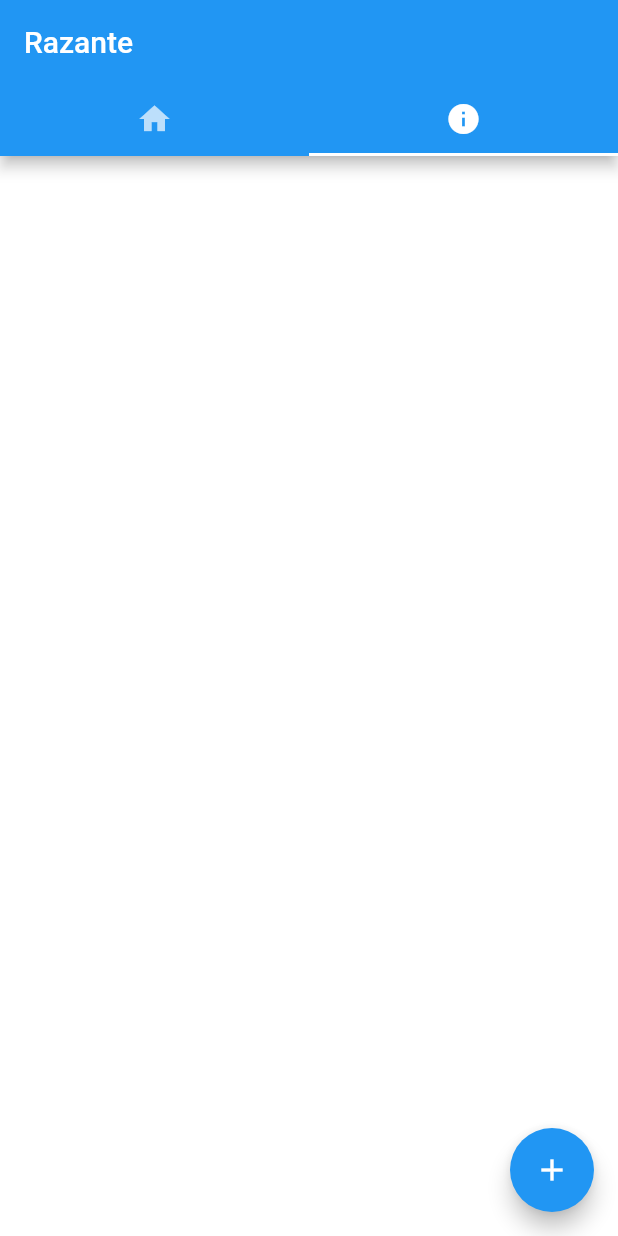
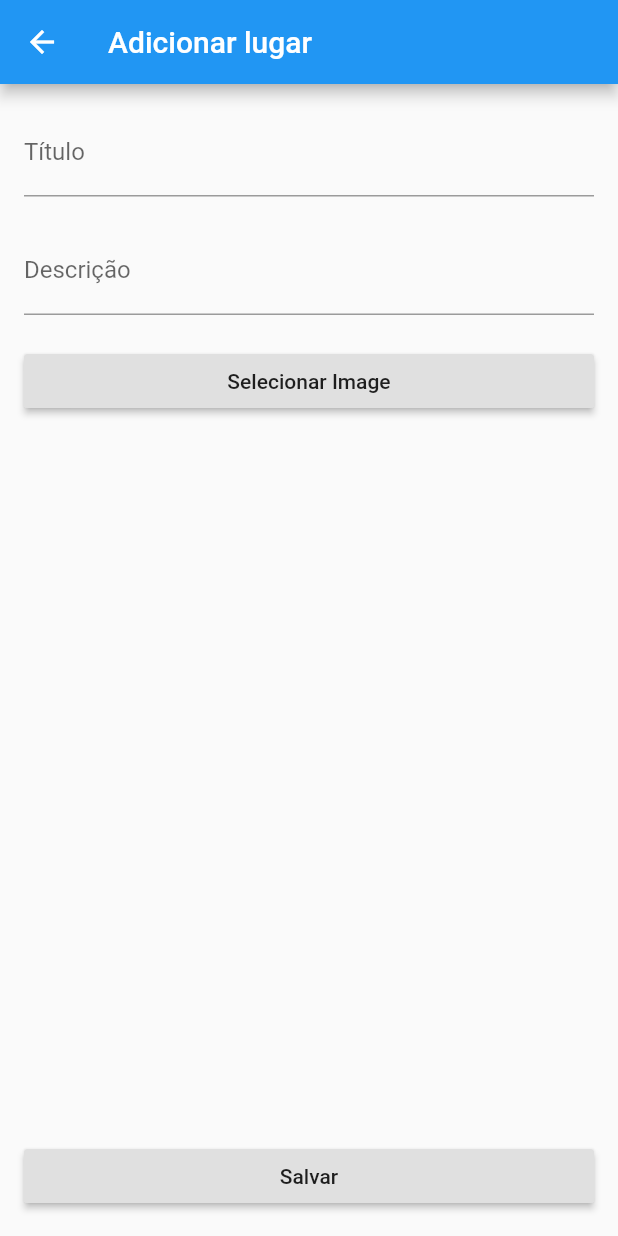
Before and after one commit to FelipeQueFez/razante, a Flutter app: the screen it shows after launch, tab 2 chosen, after a tap on the "add" icon, on a phone screen of 412 x 824 dp. Run offline on Flutter 3.47's test engine with Material 2 defaults, Android fonts, the phone set to English and light mode, and no system bars; our stand-ins replace cloud_firestore, image_picker; accounts and stored records are empty; network calls fail.

Commit message:
in development

```diff
--- a/lib/main.dart
+++ b/lib/main.dart
@@ -1,5 +1,5 @@
 import 'package:flutter/material.dart';
-import 'package:razante/views/home/home.dart';
+import 'package:razante/views/home/home_page.dart';
 
 void main() => runApp(MyApp());
 
@@ -11,7 +11,7 @@ class MyApp extends StatelessWidget {
       theme: ThemeData(
         primarySwatch: Colors.blue,
       ),
-      home: Home()
+      home: HomePage()
     );
   }
 }
--- /dev/null
+++ b/lib/modules/models/place_model.dart
@@ -0,0 +1,5 @@
+class PlaceModel {
+  String title;
+  String description;
+  String url;
+}
--- a/lib/views/home/home.dart
+++ b/lib/views/home/home_page.dart
@@ -1,8 +1,9 @@
 import 'package:flutter/material.dart';
 import 'package:razante/views/home/widgets/info.dart';
 import 'package:razante/views/home/widgets/list_items.dart';
+import 'package:razante/views/place/place_add_page.dart';
 
-class Home extends StatelessWidget {
+class HomePage extends StatelessWidget {
   @override
   Widget build(BuildContext context) {
     return DefaultTabController(
@@ -31,7 +32,10 @@ class Home extends StatelessWidget {
         ),
         floatingActionButton: FloatingActionButton(
           onPressed: () {
-
+            Navigator.push(
+              context,
+              MaterialPageRoute(builder: (context) => PlaceAddPage()),
+            );
           },
           child: Icon(Icons.add),
         ),
--- a/lib/views/home/widgets/item.dart
+++ b/lib/views/home/widgets/item.dart
@@ -1,7 +1,14 @@
 import 'package:cached_network_image/cached_network_image.dart';
 import 'package:flutter/material.dart';
+import 'package:razante/modules/models/place_model.dart';
 
 class Item extends StatelessWidget {
+  final PlaceModel model;
+  final bool withDescription;
+
+  const Item({Key key, @required this.model, this.withDescription = true})
+      : super(key: key);
+
   @override
   Widget build(BuildContext context) {
     return Card(
@@ -11,14 +18,16 @@ class Item extends StatelessWidget {
         children: <Widget>[
           CachedNetworkImage(
             fit: BoxFit.fill,
-            imageUrl: "https://placeimg.com/640/480/any",
+            imageUrl: model.url,
             placeholder: (context, url) => CircularProgressIndicator(),
             errorWidget: (context, url, error) => Icon(Icons.error),
           ),
-          Container(
-            margin: EdgeInsets.all(10),
-            child: Text('test'),
-          )
+          withDescription
+              ? Container(
+                  margin: EdgeInsets.all(10),
+                  child: Text(model.title),
+                )
+              : Container(),
         ],
       ),
       shape: RoundedRectangleBorder(
--- a/lib/views/home/widgets/list_items.dart
+++ b/lib/views/home/widgets/list_items.dart
@@ -1,4 +1,5 @@
 import 'package:flutter/material.dart';
+import 'package:razante/modules/models/place_model.dart';
 import 'package:razante/views/home/widgets/item.dart';
 
 class ListItems extends StatelessWidget {
@@ -8,7 +9,12 @@ class ListItems extends StatelessWidget {
       padding: const EdgeInsets.all(16),
       itemCount: 5,
       itemBuilder: (context, i) {
-        return Item();
+        var model = new PlaceModel();
+        model.description = "Test";
+        model.title = "Test";
+        model.url = "https://placeimg.com/640/480/any";
+
+        return Item(model: model,);
       },
     );
   }
--- /dev/null
+++ b/lib/views/place/place_add_page.dart
@@ -0,0 +1,82 @@
+import 'package:flutter/material.dart';
+import 'package:flutter/rendering.dart';
+import 'package:razante/modules/shared/image_service.dart';
+
+class PlaceAddPage extends StatefulWidget {
+  @override
+  _PlaceAddPageState createState() => _PlaceAddPageState();
+}
+
+class _PlaceAddPageState extends State<PlaceAddPage> {
+  TextEditingController _titleController;
+  TextEditingController _descriptionController;
+
+  @override
+  void initState() {
+    _titleController = TextEditingController();
+    _descriptionController = TextEditingController();
+    super.initState();
+  }
+
+  @override
+  void dispose() {
+    _titleController.dispose();
+    _descriptionController.dispose();
+    super.dispose();
+  }
+
+  @override
+  Widget build(BuildContext context) {
+    return Scaffold(
+      appBar: AppBar(
+        title: Text("Adicionar lugar"),
+      ),
+      bottomSheet: Container(
+        margin: EdgeInsets.all(16),
+        width: double.infinity,
+        child: RaisedButton(
+          child: Text("Salvar"),
+          onPressed: () {
+            Navigator.pop(context);
+          },
+        ),
+      ),
+      body: Container(
+        child: Padding(
+          padding: const EdgeInsets.all(16.0),
+          child: ListView(
+            children: <Widget>[
+              Container(
+                child: TextField(
+                  decoration: InputDecoration(labelText: "Título"),
+                  controller: _titleController,
+                  //onChanged: _bloc.setName,
+                ),
+              ),
+              Container(height: 20),
+              Container(
+                child: TextField(
+                  decoration: InputDecoration(labelText: "Descrição"),
+                  controller: _descriptionController,
+                  //onChanged: _bloc.setName,
+                ),
+              ),
+              Container(height: 20),
+              RaisedButton(
+                child: Text("Selecionar Image"),
+                onPressed: () {
+                  getImage();
+                },
+              ),
+            ],
+          ),
+        ),
+      ),
+    );
+  }
+
+  getImage() async {
+    ImageService service = new ImageService();
+    var image = await service.getImageAsync();
+  }
+}
--- a/pubspec.yaml
+++ b/pubspec.yaml
@@ -28,6 +28,7 @@ dependencies:
   cached_network_image: 2.0.0
   image_picker: 0.6.3+4
   cloud_firestore: 0.13.4+2
+  firebase_storage: 3.1.3
 
 dev_dependencies:
   flutter_test:
```
